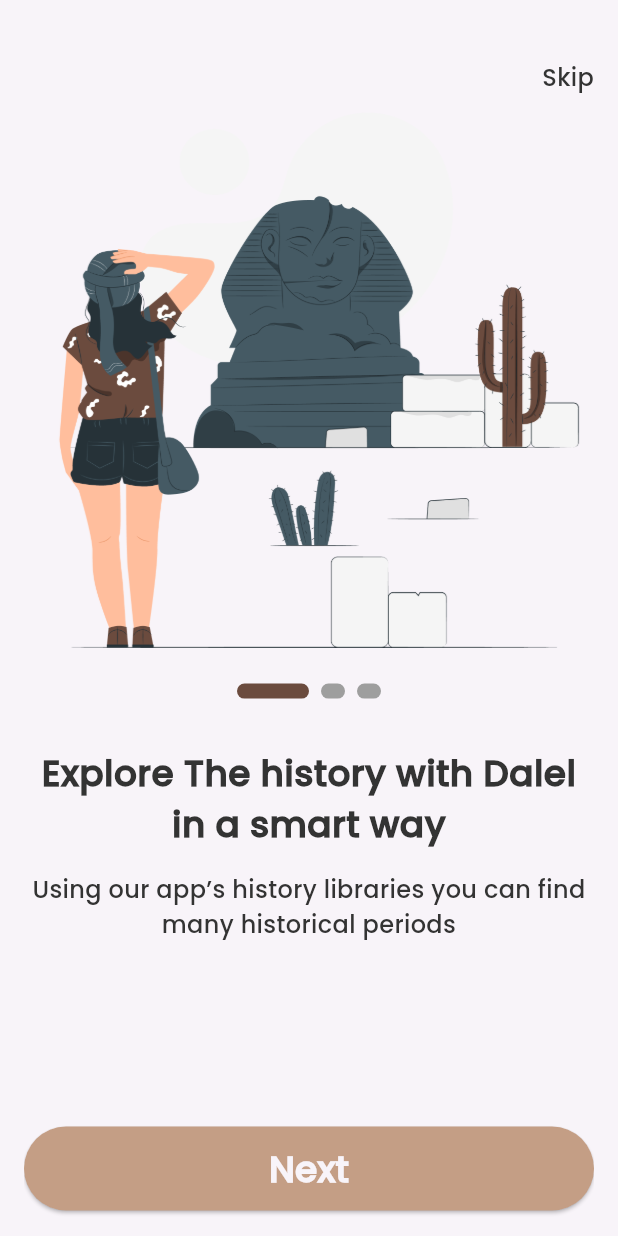
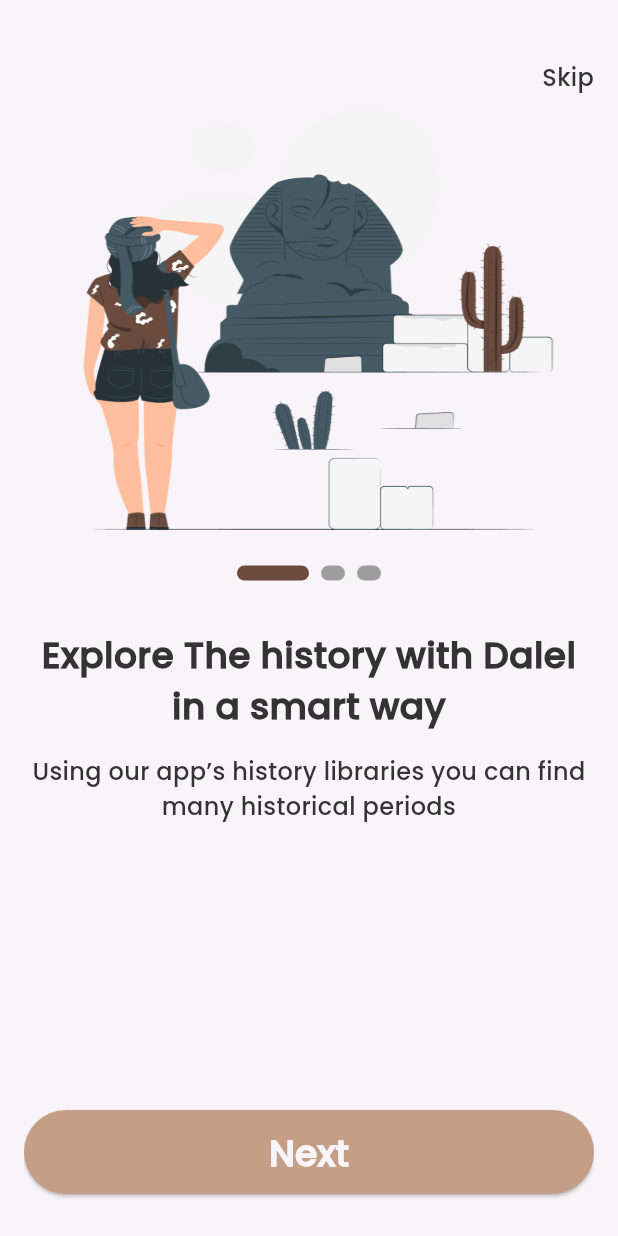
Before and after one commit to Kmpcy/dalel, a Flutter app: the screen it shows after launch, on a phone screen of 412 x 824 dp. Run offline on Flutter 3.47's test engine with Material 3 defaults, Android fonts, the phone set to English and light mode, and no system bars; drawn by our look-alikes of smooth_page_indicator; our stand-ins replace go_router.

Commit message:
refactor code

```diff
--- a/lib/Features/OnBoarding/presentation/views/on_boarding_view.dart
+++ b/lib/Features/OnBoarding/presentation/views/on_boarding_view.dart
@@ -12,7 +12,7 @@ class OnBoardingView extends StatelessWidget {
       child: Scaffold(
         body: Padding(
           padding: const EdgeInsets.symmetric(horizontal: 16),
-          child: Column(
+          child: ListView(
             children: [
               SizedBox(height: 40),
               Align(
--- a/lib/Features/OnBoarding/presentation/widgets/on_boarding_body.dart
+++ b/lib/Features/OnBoarding/presentation/widgets/on_boarding_body.dart
@@ -1,4 +1,5 @@
 import 'package:dalel/Features/OnBoarding/presentation/widgets/custom_page_indicator.dart';
+import 'package:dalel/core/utlis/app_assets.dart';
 import 'package:dalel/core/utlis/app_strings.dart';
 import 'package:dalel/core/utlis/app_text_styles.dart';
 import 'package:dalel/core/widgets/custom_btn.dart';
@@ -9,7 +10,8 @@ class OnBoardingBody extends StatelessWidget {
   final PageController controller = PageController();
   @override
   Widget build(BuildContext context) {
-    return Expanded(
+    return SizedBox(
+      height: 750,
       child: PageView.builder(
         controller: controller,
         physics: const BouncingScrollPhysics(),
@@ -17,22 +19,36 @@ class OnBoardingBody extends StatelessWidget {
         itemBuilder: (context, index) {
           return Column(
             children: [
-              Image.asset('assets/images/onBoarding1.png', fit: BoxFit.contain),
+              Container(
+                height: 290,
+                width: 343,
+                decoration: BoxDecoration(
+                  image: DecorationImage(
+                    image: AssetImage(Assets.assetsImagesOnBoarding1),
+                    fit: BoxFit.fill,
+                  ),
+                ),
+              ),
               SizedBox(height: 24),
               CustomPageIndicator(controller: controller),
               SizedBox(height: 32),
               Text(
+                maxLines: 2,
+                overflow: TextOverflow.ellipsis,
                 "Explore The history with Dalel in a smart way",
                 style: AppStyles.poppins500style24,
                 textAlign: TextAlign.center,
               ),
               SizedBox(height: 16),
               Text(
+                overflow: TextOverflow.ellipsis,
+
+                maxLines: 2,
                 "Using our app’s history libraries you can find many historical periods ",
                 style: AppStyles.poppins300style16,
                 textAlign: TextAlign.center,
               ),
-              Spacer(flex: 1),
+              Spacer(flex: 2),
 
               CustomBtn(onPressed: () {}, text: AppStrings.next),
               SizedBox(height: 17),
--- a/lib/core/fuctions/custom_navigate.dart
+++ b/lib/core/fuctions/custom_navigate.dart
@@ -3,3 +3,7 @@ import 'package:go_router/go_router.dart';
 void customNavigate({context, required String path}) {
   GoRouter.of(context).push(path);
 }
+
+void customReplaceNavigate({context, required String path}) {
+  GoRouter.of(context).pushReplacement(path);
+}
--- a/lib/core/fuctions/delayed_navigate.dart
+++ b/lib/core/fuctions/delayed_navigate.dart
@@ -2,6 +2,6 @@
 
 void delayedNavigate(context) {
     Future.delayed(const Duration(seconds: 2), () {
-     customNavigate(path:  '/onBoarding', context: context);
+     customReplaceNavigate(path:  '/onBoarding', context: context);
      });
   }
```
